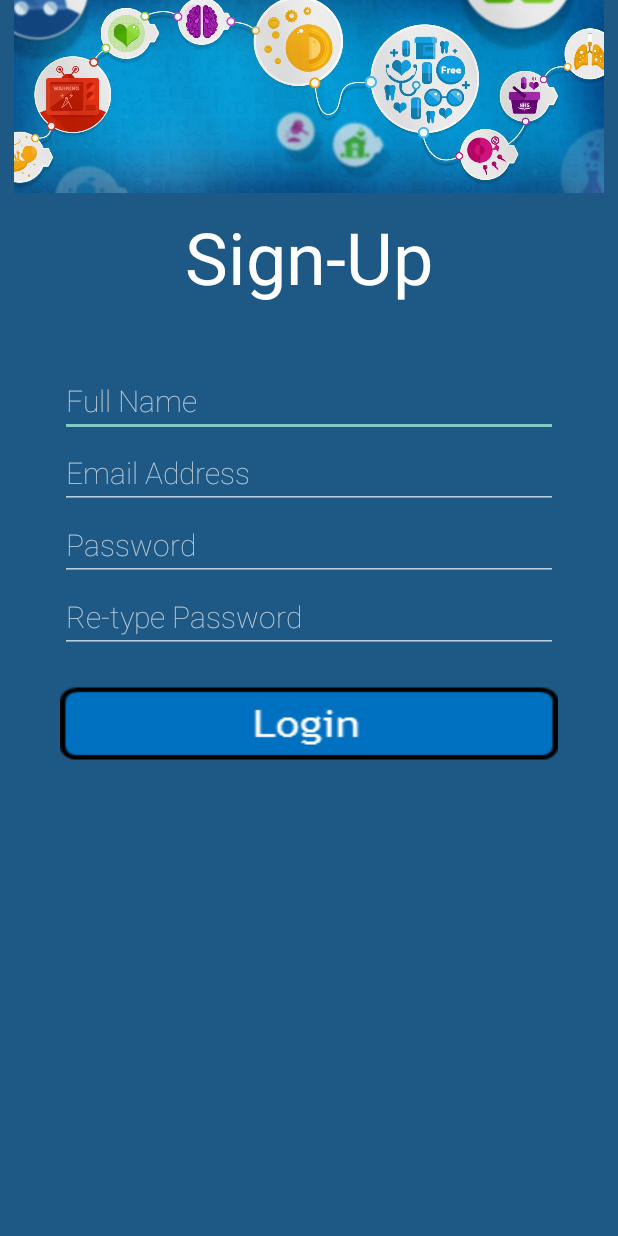
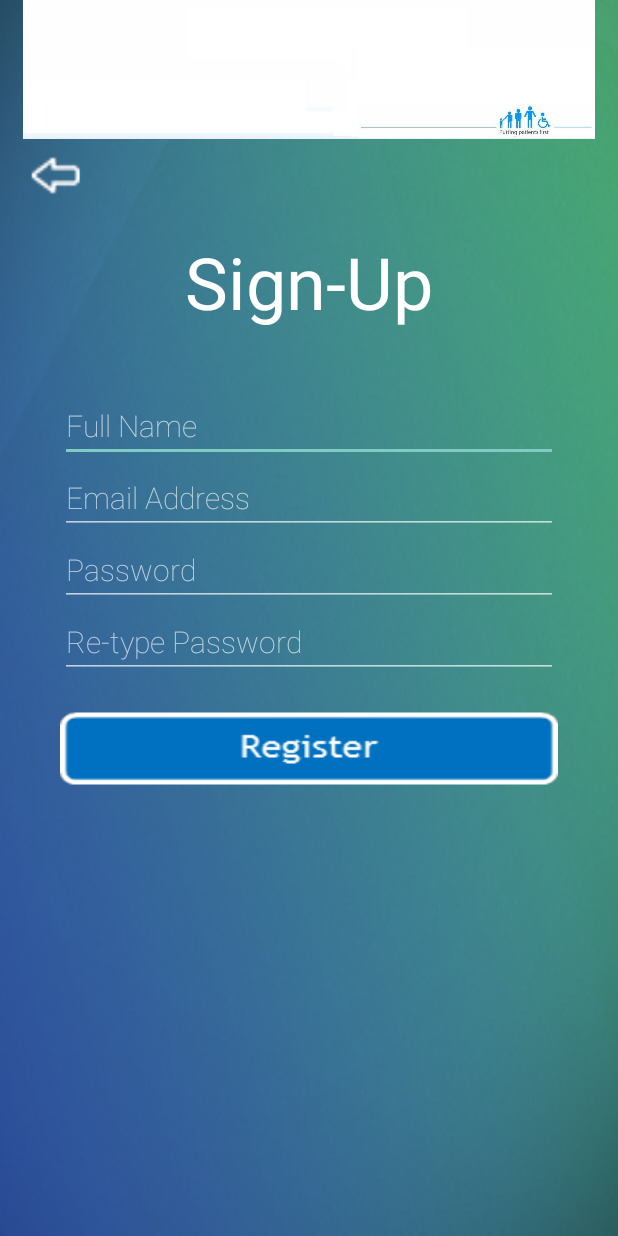
Before and after one commit to jomingeorge94/Hospitality, an Android app: the Register screen opened directly, with no data from a screen before it, on a phone screen of 412 x 824 dp. Run offline under Robolectric (Android 15) with nearby library versions, the phone set to English and light mode, and no system bars; libraries missing offline, so code that uses them is left out: cn.pedant.

Commit message:
Design Changes
forgot password screen is added
storyboard modified

```diff
--- a/app/src/main/AndroidManifest.xml
+++ b/app/src/main/AndroidManifest.xml
@@ -44,6 +44,10 @@
             android:name=".Register"
             android:label="@string/sign_up" />
 
+        <activity
+            android:name=".ForgotPassword"
+            android:label="@string/forgot_password" />
+
 
 
     </application>
--- a/app/src/main/java/com/example/jomin/hospitality/Register.java
+++ b/app/src/main/java/com/example/jomin/hospitality/Register.java
@@ -8,6 +8,7 @@ import android.view.MenuItem;
 import android.view.View;
 import android.widget.Button;
 import android.widget.EditText;
+import android.widget.LinearLayout;
 
 import java.util.regex.Matcher;
 import java.util.regex.Pattern;
@@ -19,6 +20,7 @@ public class Register extends ActionBarActivity {
 
     EditText fullname, emailAddress, password, retypePassword;
     Button registerButton;
+    LinearLayout goBack;
 
 
     @Override
@@ -31,6 +33,15 @@ public class Register extends ActionBarActivity {
         password = (EditText)findViewById(R.id.userInput_Password);
         retypePassword = (EditText)findViewById(R.id.userInput_RetypePassword);
         registerButton = (Button)findViewById(R.id.register_button);
+        goBack = (LinearLayout)findViewById(R.id.back_button);
+
+        goBack.setOnClickListener(new View.OnClickListener() {
+            @Override
+            public void onClick(View v) {
+                Intent intentMain = new Intent(Register.this ,Login.class);
+                Register.this.startActivity(intentMain);
+            }
+        });
 
         registerButton.setOnClickListener(new View.OnClickListener() {
             @Override
--- a/app/src/main/res/layout/main_activity.xml
+++ b/app/src/main/res/layout/main_activity.xml
@@ -6,7 +6,7 @@
     tools:context=".MainActivity"
     android:baselineAligned="false"
     android:weightSum="1"
-    android:background="#ff1e5884">
+    android:background="@mipmap/background_colour">
 
     <LinearLayout
         android:orientation="vertical"
@@ -19,7 +19,7 @@
             android:layout_width="match_parent"
             android:layout_height="match_parent"
             android:id="@+id/imageView"
-            android:src="@mipmap/nhs_timeline" />
+            android:background="@mipmap/background_top" />
 
     </LinearLayout>
 
--- a/app/src/main/res/layout/register.xml
+++ b/app/src/main/res/layout/register.xml
@@ -6,12 +6,12 @@
     tools:context=".MainActivity"
     android:baselineAligned="false"
     android:weightSum="1"
-    android:background="#ff1e5884">
+    android:background="@mipmap/background_colour">
 
     <LinearLayout
         android:orientation="vertical"
         android:layout_width="fill_parent"
-        android:layout_height="136dp"
+        android:layout_height="100dp"
         android:layout_marginTop="-7dp"
         android:weightSum="1">
 
@@ -19,7 +19,18 @@
             android:layout_width="match_parent"
             android:layout_height="match_parent"
             android:id="@+id/imageView"
-            android:src="@mipmap/nhs_timeline" />
+            android:src="@mipmap/background_top" />
+
+    </LinearLayout>
+
+    <LinearLayout
+        android:orientation="vertical"
+        android:layout_width="fill_parent"
+        android:layout_height="60dp"
+        android:weightSum="1"
+        android:layout_marginTop="-7dp"
+        android:background="@mipmap/navigation_head_backbutton"
+        android:id="@+id/back_button">
 
     </LinearLayout>
 
@@ -38,7 +49,7 @@
     <ScrollView
         android:layout_width="match_parent"
         android:layout_height="match_parent"
-        android:id="@+id/scrollView" >
+        android:id="@+id/scrollView">
 
         <LinearLayout
             android:orientation="vertical"
@@ -93,19 +104,11 @@
                 android:id="@+id/register_button"
                 android:layout_width="fill_parent"
                 android:layout_height="wrap_content"
-                android:background="@drawable/login_button"
                 android:layout_marginTop="20dp"
-                android:layout_marginBottom="40dp" />
+                android:layout_marginBottom="40dp"
+                android:background="@drawable/register_button" />
 
 
-
-            <LinearLayout
-                android:orientation="horizontal"
-                android:layout_width="fill_parent"
-                android:layout_height="fill_parent"
-                android:layout_marginTop="20dp" >
-
-            </LinearLayout>
         </LinearLayout>
     </ScrollView>
 
--- a/app/src/main/res/values/strings.xml
+++ b/app/src/main/res/values/strings.xml
@@ -4,7 +4,8 @@
     <string name="action_settings">Settings</string>
     <string name="SignIn">Sign In</string>
     <string name="email_address">Email Address</string>
-    <string name="forgot_password">Forgot-password</string>
+    <string name="forgot_password">Forgot-password ?</string>
+    <string name="forgot_password_message">To reset your password, please enter your email address</string>
     <string name="sign_up">Sign-Up</string>
     <string name="hospitality">Hospitality</string>
 </resources>
```
Also changed, not shown: app/src/main/java/com/example/jomin/hospitality/ForgotPassword.java (added, +47 -0 lines), app/src/main/java/com/example/jomin/hospitality/Login.java (+8 -0 lines), app/src/main/res/layout/activity_splash.xml (+12 -3 lines), app/src/main/res/layout/forgot_password.xml (added, +96 -0 lines), app/src/main/res/layout/user_login.xml (+13 -3 lines), app/src/main/res/drawable/login_button.png, app/src/main/res/drawable/register_button.png (added), app/src/main/res/drawable/submit_button.png (added), app/src/main/res/mipmap-hdpi/background_colour.jpg (added), app/src/main/res/mipmap-hdpi/background_top.jpg (added), app/src/main/res/mipmap-hdpi/navigation_head_backbutton.png (added), 1 other file.
